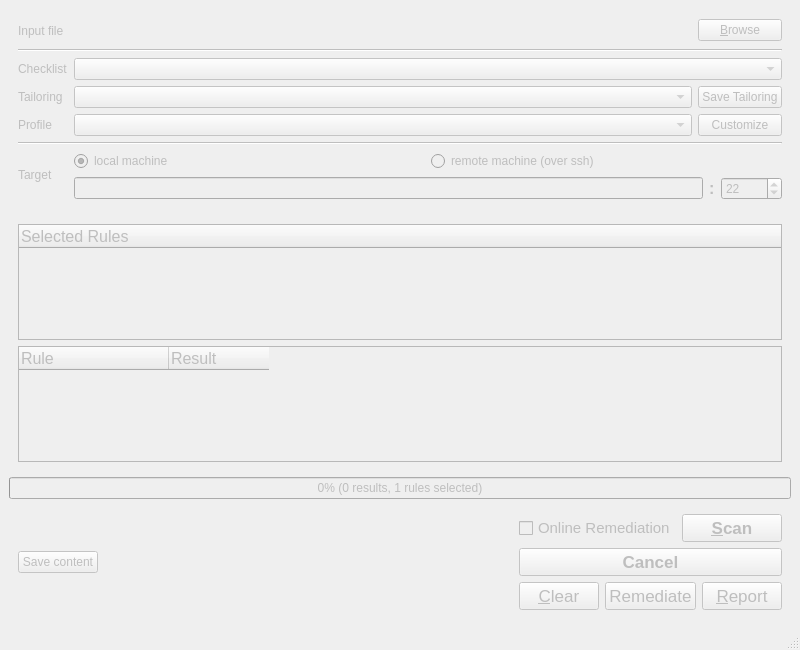
Before: the Qt Designer form src/ui/MainWindow.ui in eurolinux-enterprise-linux-sources/scap-workbench, drawn with Qt 5.
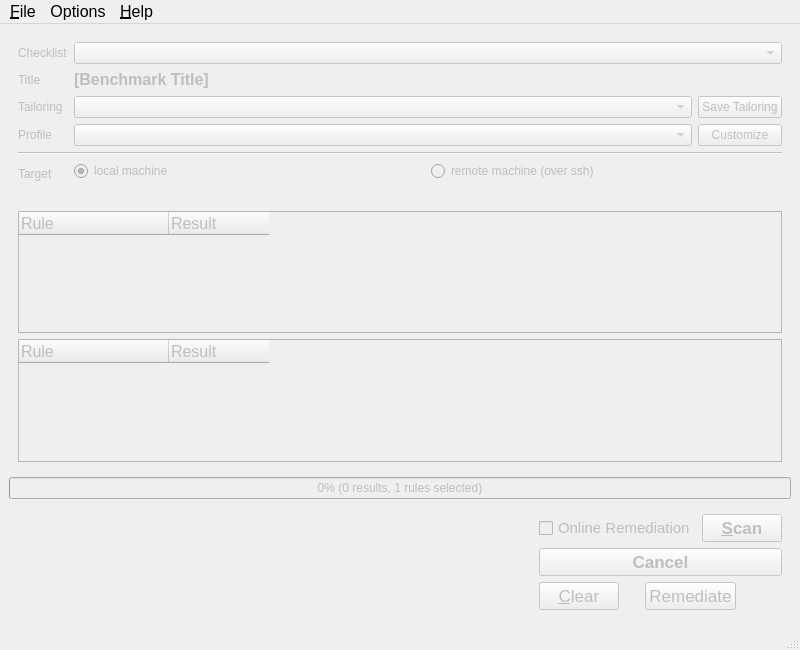
After: the same form once the commit is applied. Custom widgets are drawn as their Qt base class.

Patch:
```diff
--- a/src/ui/MainWindow.ui
+++ b/src/ui/MainWindow.ui
@@ -24,55 +24,7 @@
     <item>
      <widget class="QWidget" name="scanProperties" native="true">
       <layout class="QGridLayout" name="gridLayout">
-       <item row="4" column="2">
-        <widget class="QPushButton" name="saveTailoringButton">
-         <property name="text">
-          <string>Save Tailoring</string>
-         </property>
-         <property name="shortcut">
-          <string/>
-         </property>
-        </widget>
-       </item>
-       <item row="5" column="1">
-        <widget class="QComboBox" name="profileComboBox"/>
-       </item>
-       <item row="0" column="0">
-        <widget class="QLabel" name="label_2">
-         <property name="text">
-          <string>Input file</string>
-         </property>
-        </widget>
-       </item>
-       <item row="4" column="1">
-        <widget class="QComboBox" name="tailoringFileComboBox"/>
-       </item>
-       <item row="0" column="1">
-        <widget class="QLineEdit" name="openedFileLineEdit">
-         <property name="font">
-          <font>
-           <pointsize>12</pointsize>
-           <weight>75</weight>
-           <bold>true</bold>
-           <strikeout>false</strikeout>
-           <kerning>true</kerning>
-          </font>
-         </property>
-         <property name="text">
-          <string/>
-         </property>
-         <property name="frame">
-          <bool>false</bool>
-         </property>
-         <property name="cursorPosition">
-          <number>0</number>
-         </property>
-         <property name="readOnly">
-          <bool>true</bool>
-         </property>
-        </widget>
-       </item>
-       <item row="5" column="2">
+       <item row="6" column="2">
         <widget class="QPushButton" name="customizeProfileButton">
          <property name="toolTip">
           <string>Creates a new profile that inherits selected profile, opens a window to edit the newly created profile.</string>
@@ -85,65 +37,7 @@
          </property>
         </widget>
        </item>
-       <item row="4" column="0">
-        <widget class="QLabel" name="label_4">
-         <property name="text">
-          <string>Tailoring</string>
-         </property>
-        </widget>
-       </item>
-       <item row="3" column="1" colspan="2">
-        <widget class="QComboBox" name="checklistComboBox"/>
-       </item>
-       <item row="7" column="0">
-        <widget class="QLabel" name="label">
-         <property name="sizePolicy">
-          <sizepolicy hsizetype="Preferred" vsizetype="Maximum">
-           <horstretch>0</horstretch>
-           <verstretch>0</verstretch>
-          </sizepolicy>
-         </property>
-         <property name="text">
-          <string>Target</string>
-         </property>
-        </widget>
-       </item>
-       <item row="3" column="0">
-        <widget class="QLabel" name="checklistLabel">
-         <property name="text">
-          <string>Checklist</string>
-         </property>
-        </widget>
-       </item>
-       <item row="5" column="0">
-        <widget class="QLabel" name="label_3">
-         <property name="text">
-          <string>Profile</string>
-         </property>
-        </widget>
-       </item>
-       <item row="0" column="2">
-        <widget class="QPushButton" name="browseButton">
-         <property name="text">
-          <string>&amp;Browse</string>
-         </property>
-        </widget>
-       </item>
-       <item row="6" column="0" colspan="3">
-        <widget class="Line" name="line_2">
-         <property name="orientation">
-          <enum>Qt::Horizontal</enum>
-         </property>
-        </widget>
-       </item>
-       <item row="2" column="0" colspan="3">
-        <widget class="Line" name="line">
-         <property name="orientation">
-          <enum>Qt::Horizontal</enum>
-         </property>
-        </widget>
-       </item>
-       <item row="7" column="1" colspan="2">
+       <item row="8" column="1" colspan="2">
         <widget class="QWidget" name="widget_3" native="true">
          <layout class="QVBoxLayout" name="verticalLayout_4">
           <property name="margin">
@@ -176,54 +70,118 @@
            </widget>
           </item>
           <item>
-           <widget class="QWidget" name="remoteMachineDetails" native="true">
-            <layout class="QHBoxLayout" name="horizontalLayout_6">
-             <property name="margin">
-              <number>0</number>
-             </property>
-             <item>
-              <widget class="QLineEdit" name="remoteMachineHost">
-               <property name="toolTip">
-                <string>Use the format commonly accepted by ssh (username@host)</string>
-               </property>
-              </widget>
-             </item>
-             <item>
-              <widget class="QLabel" name="label_6">
-               <property name="font">
-                <font>
-                 <pointsize>12</pointsize>
-                 <weight>75</weight>
-                 <bold>true</bold>
-                </font>
-               </property>
-               <property name="text">
-                <string>:</string>
-               </property>
-              </widget>
-             </item>
-             <item>
-              <widget class="QSpinBox" name="remoteMachinePort">
-               <property name="toolTip">
-                <string>Port number</string>
-               </property>
-               <property name="minimum">
-                <number>1</number>
-               </property>
-               <property name="maximum">
-                <number>65535</number>
-               </property>
-               <property name="value">
-                <number>22</number>
-               </property>
-              </widget>
-             </item>
-            </layout>
-           </widget>
+           <widget class="RemoteMachineComboBox" name="remoteMachineDetails" native="true"/>
           </item>
          </layout>
         </widget>
        </item>
+       <item row="5" column="2">
+        <widget class="QPushButton" name="saveTailoringButton">
+         <property name="text">
+          <string>Save Tailoring</string>
+         </property>
+         <property name="shortcut">
+          <string/>
+         </property>
+        </widget>
+       </item>
+       <item row="7" column="0" colspan="3">
+        <widget class="Line" name="line_2">
+         <property name="orientation">
+          <enum>Qt::Horizontal</enum>
+         </property>
+        </widget>
+       </item>
+       <item row="2" column="1" colspan="2">
+        <widget class="QComboBox" name="checklistComboBox">
+         <property name="sizePolicy">
+          <sizepolicy hsizetype="Preferred" vsizetype="Fixed">
+           <horstretch>0</horstretch>
+           <verstretch>0</verstretch>
+          </sizepolicy>
+         </property>
+        </widget>
+       </item>
+       <item row="6" column="0">
+        <widget class="QLabel" name="label_3">
+         <property name="text">
+          <string>Profile</string>
+         </property>
+        </widget>
+       </item>
+       <item row="2" column="0">
+        <widget class="QLabel" name="checklistLabel">
+         <property name="text">
+          <string>Checklist</string>
+         </property>
+        </widget>
+       </item>
+       <item row="8" column="0">
+        <widget class="QLabel" name="label">
+         <property name="sizePolicy">
+          <sizepolicy hsizetype="Preferred" vsizetype="Maximum">
+           <horstretch>0</horstretch>
+           <verstretch>0</verstretch>
+          </sizepolicy>
+         </property>
+         <property name="text">
+          <string>Target</string>
+         </property>
+        </widget>
+       </item>
+       <item row="5" column="0">
+        <widget class="QLabel" name="label_4">
+         <property name="text">
+          <string>Tailoring</string>
+         </property>
+        </widget>
+       </item>
+       <item row="6" column="1">
+        <widget class="QComboBox" name="profileComboBox"/>
+       </item>
+       <item row="5" column="1">
+        <widget class="QComboBox" name="tailoringFileComboBox"/>
+       </item>
+       <item row="3" column="1" colspan="2">
+        <widget class="QLabel" name="titleLabel">
+         <property name="sizePolicy">
+          <sizepolicy hsizetype="Expanding" vsizetype="Preferred">
+           <horstretch>0</horstretch>
+           <verstretch>0</verstretch>
+          </sizepolicy>
+         </property>
+         <property name="font">
+          <font>
+           <pointsize>12</pointsize>
+           <weight>75</weight>
+           <bold>true</bold>
+          </font>
+         </property>
+         <property name="text">
+          <string>[Benchmark Title]</string>
+         </property>
+        </widget>
+       </item>
+       <item row="3" column="0">
+        <widget class="QLabel" name="label_5">
+         <property name="text">
+          <string>Title</string>
+         </property>
+        </widget>
+       </item>
+       <item row="4" column="1">
+        <spacer name="horizontalSpacer_2">
+         <property name="orientation">
+          <enum>Qt::Horizontal</enum>
+         </property>
+         <property name="sizeHint" stdset="0">
+          <size>
+           <width>40</width>
+           <height>1</height>
+          </size>
+         </property>
+        </spacer>
+       </item>
       </layout>
      </widget>
     </item>
@@ -237,12 +195,26 @@
            <pointsize>12</pointsize>
           </font>
          </property>
+         <property name="alternatingRowColors">
+          <bool>true</bool>
+         </property>
          <property name="rootIsDecorated">
           <bool>false</bool>
          </property>
+         <attribute name="headerDefaultSectionSize">
+          <number>150</number>
+         </attribute>
+         <attribute name="headerStretchLastSection">
+          <bool>false</bool>
+         </attribute>
          <column>
           <property name="text">
-           <string>Selected Rules</string>
+           <string>Rule</string>
+          </property>
+         </column>
+         <column>
+          <property name="text">
+           <string>Result</string>
           </property>
          </column>
         </widget>
@@ -309,16 +281,6 @@
        </sizepolicy>
       </property>
       <layout class="QHBoxLayout" name="horizontalLayout_2">
-       <item>
-        <widget class="QPushButton" name="saveButton">
-         <property name="text">
-          <string>Save content</string>
-         </property>
-         <property name="shortcut">
-          <string>Ctrl+S</string>
-         </property>
-        </widget>
-       </item>
        <item>
         <spacer name="horizontalSpacer">
          <property name="orientation">
@@ -420,6 +382,22 @@
                </property>
               </widget>
              </item>
+             <item>
+              <spacer name="horizontalSpacer_3">
+               <property name="orientation">
+                <enum>Qt::Horizontal</enum>
+               </property>
+               <property name="sizeType">
+                <enum>QSizePolicy::Minimum</enum>
+               </property>
+               <property name="sizeHint" stdset="0">
+                <size>
+                 <width>20</width>
+                 <height>1</height>
+                </size>
+               </property>
+              </spacer>
+             </item>
              <item>
               <widget class="QPushButton" name="offlineRemediateButton">
                <property name="enabled">
@@ -442,18 +420,7 @@
               </widget>
              </item>
              <item>
-              <widget class="QPushButton" name="showResultsButton">
-               <property name="font">
-                <font>
-                 <pointsize>13</pointsize>
-                 <weight>50</weight>
-                 <bold>false</bold>
-                </font>
-               </property>
-               <property name="text">
-                <string>&amp;Report</string>
-               </property>
-              </widget>
+              <widget class="ResultViewer" name="resultViewer" native="true"/>
              </item>
             </layout>
            </widget>
@@ -467,7 +434,126 @@
    </layout>
   </widget>
   <widget class="QStatusBar" name="statusBar"/>
+  <widget class="QMenuBar" name="menuBar">
+   <property name="geometry">
+    <rect>
+     <x>0</x>
+     <y>0</y>
+     <width>800</width>
+     <height>27</height>
+    </rect>
+   </property>
+   <property name="font">
+    <font>
+     <pointsize>12</pointsize>
+    </font>
+   </property>
+   <property name="defaultUp">
+    <bool>false</bool>
+   </property>
+   <widget class="QMenu" name="menuFile">
+    <property name="title">
+     <string>&amp;File</string>
+    </property>
+    <widget class="QMenu" name="menuSave">
+     <property name="title">
+      <string>Save As ...</string>
+     </property>
+     <addaction name="actionSaveIntoDirectory"/>
+     <addaction name="actionSaveAsRPM"/>
+    </widget>
+    <addaction name="actionOpen"/>
+    <addaction name="menuSave"/>
+    <addaction name="separator"/>
+    <addaction name="actionQuit"/>
+   </widget>
+   <widget class="QMenu" name="menuHelp">
+    <property name="title">
+     <string>&amp;Help</string>
+    </property>
+    <addaction name="actionUserManual"/>
+    <addaction name="separator"/>
+    <addaction name="actionShowDiagnostics"/>
+    <addaction name="separator"/>
+    <addaction name="actionAbout"/>
+    <addaction name="actionAboutQt"/>
+   </widget>
+   <widget class="QMenu" name="menuOptions">
+    <property name="title">
+     <string>Options</string>
+    </property>
+    <addaction name="actionSkipValidation"/>
+   </widget>
+   <addaction name="menuFile"/>
+   <addaction name="menuOptions"/>
+   <addaction name="menuHelp"/>
+  </widget>
+  <action name="actionOpen">
+   <property name="text">
+    <string>&amp;Open content</string>
+   </property>
+  </action>
+  <action name="actionQuit">
+   <property name="text">
+    <string>&amp;Quit</string>
+   </property>
+  </action>
+  <action name="actionAbout">
+   <property name="text">
+    <string>About SCAP Workbench</string>
+   </property>
+  </action>
+  <action name="actionUserManual">
+   <property name="text">
+    <string>User Manual</string>
+   </property>
+  </action>
+  <action name="actionSaveIntoDirectory">
+   <property name="text">
+    <string>Save into directory</string>
+   </property>
+  </action>
+  <action name="actionSaveAsRPM">
+   <property name="text">
+    <string>Save as RPM</string>
+   </property>
+  </action>
+  <action name="actionAboutQt">
+   <property name="text">
+    <string>About Qt</string>
+   </property>
+  </action>
+  <action name="actionShowDiagnostics">
+   <property name="text">
+    <string>Show Diagnostics</string>
+   </property>
+  </action>
+  <action name="actionSkipValidation">
+   <property name="checkable">
+    <bool>true</bool>
+   </property>
+   <property name="text">
+    <string>Skip validation</string>
+   </property>
+   <property name="toolTip">
+    <string>Causes openscap to skip validation of input and output content. This option is discouraged!</string>
+   </property>
+  </action>
  </widget>
+ <customwidgets>
+  <customwidget>
+   <class>ResultViewer</class>
+   <extends>QWidget</extends>
+   <header>ResultViewer.h</header>
+   <container>1</container>
+  </customwidget>
+  <customwidget>
+   <class>RemoteMachineComboBox</class>
+   <extends>QWidget</extends>
+   <header>RemoteMachineComboBox.h</header>
+   <container>1</container>
+  </customwidget>
+ </customwidgets>
  <resources/>
  <connections>
   <connection>
```
Left out of the diff: 16 changed lines with no effect on the pictures.
